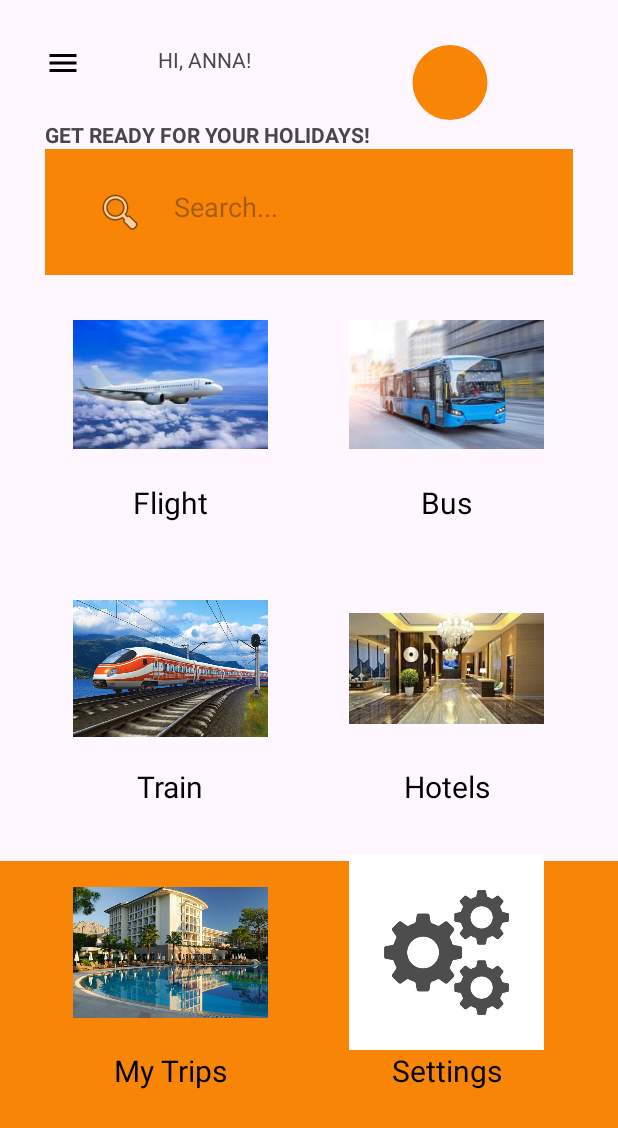
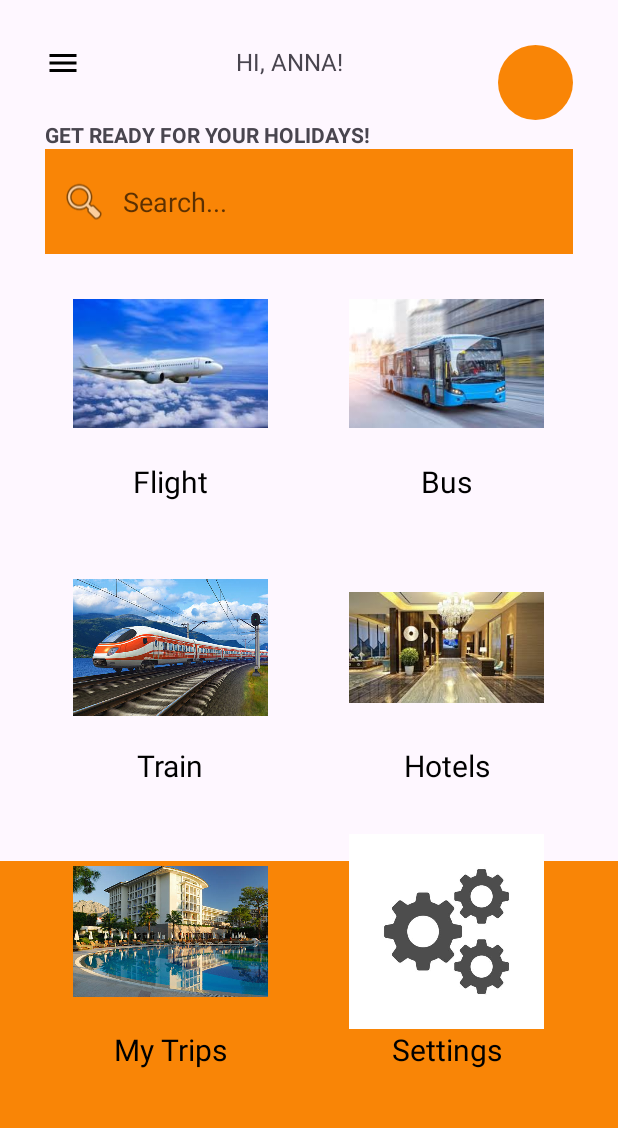
Before and after one commit to Celian4862/Ticket-App, an Android app: the screen it shows after launch (MainActivity), on a phone screen of 412 x 824 dp. Shown: the top 1128 px of the screen. Run offline under Robolectric (Android 15) with nearby library versions, the phone set to English and light mode, and no system bars.

Commit message:
Modified activity_main.xml Replaced hardcoded text with string resources Modified sizes to fit Android Studio's accessibility suggestions

```diff
--- a/app/src/main/res/layout/activity_main.xml
+++ b/app/src/main/res/layout/activity_main.xml
@@ -39,13 +39,14 @@
                 android:layout_height="wrap_content"
                 android:layout_weight="1"
                 android:gravity="center"
-                android:text="HI, ANNA!" />
+                android:text="@string/greet_user"
+                android:textSize="16sp" />
 
             <ImageView
                 android:id="@+id/profile_icon"
-                android:layout_width="0dp"
+                android:layout_width="wrap_content"
                 android:layout_height="wrap_content"
-                android:layout_weight="1"
+                android:contentDescription="@string/profile_picture"
                 app:srcCompat="@drawable/circle_placeholder" />
         </LinearLayout>
 
@@ -53,33 +54,34 @@
             android:id="@+id/textView2"
             android:layout_width="match_parent"
             android:layout_height="wrap_content"
-            android:text="GET READY FOR YOUR HOLIDAYS!"
+            android:text="@string/home_page_header"
             android:textStyle="bold" />
 
-        <LinearLayout xmlns:android="http://schemas.android.com/apk/res/android"
+        <LinearLayout
             android:layout_width="match_parent"
             android:layout_height="wrap_content"
             android:background="#F98506"
             android:orientation="horizontal"
-            android:padding="16dp"> <!-- Set background color here -->
+            android:padding="10dp"> <!-- Set background color here -->
 
             <ImageView
                 android:id="@+id/searchButton"
                 android:layout_width="wrap_content"
-                android:layout_height="wrap_content"
-                android:layout_marginStart="8dp"
-                android:contentDescription="Search"
-                android:padding="10dp"
+                android:layout_height="match_parent"
+                android:layout_marginEnd="10dp"
+                android:contentDescription="@string/search_icon_content_description"
                 android:src="@android:drawable/ic_menu_search" />
 
             <EditText
                 android:id="@+id/searchEditText"
-                android:layout_width="0dp"
-                android:layout_height="wrap_content"
-                android:layout_weight="1"
+                android:layout_width="wrap_content"
+                android:layout_height="50sp"
+                android:autofillHints="search"
                 android:background="#F98506"
-                android:hint="Search..."
-                android:padding="10dp" />
+                android:hint="@string/search_hint"
+                android:inputType="text"
+                android:textColor="@color/black"
+                android:textColorHint="#A2000000" />
         </LinearLayout>
 
         <GridView
```
